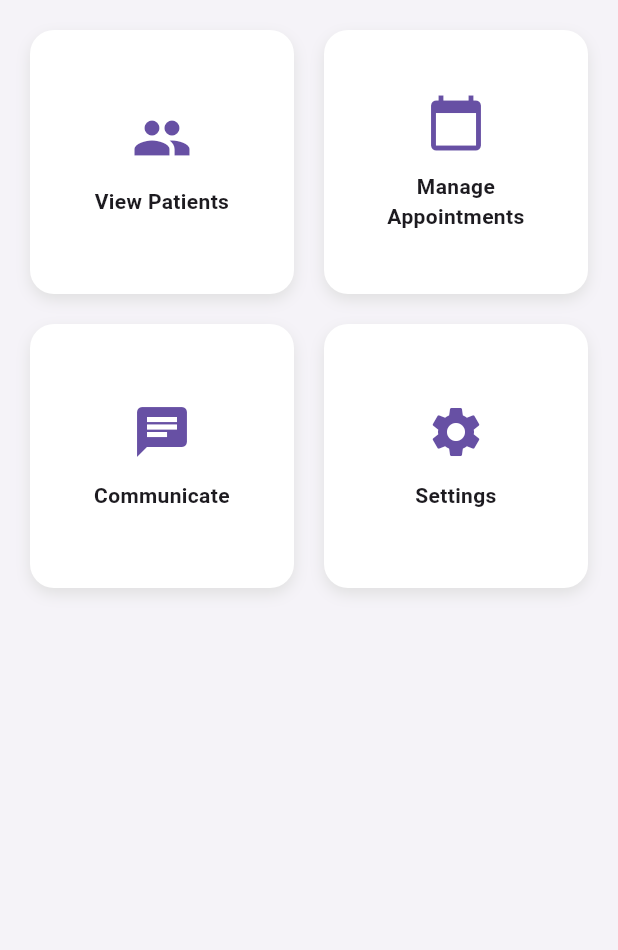
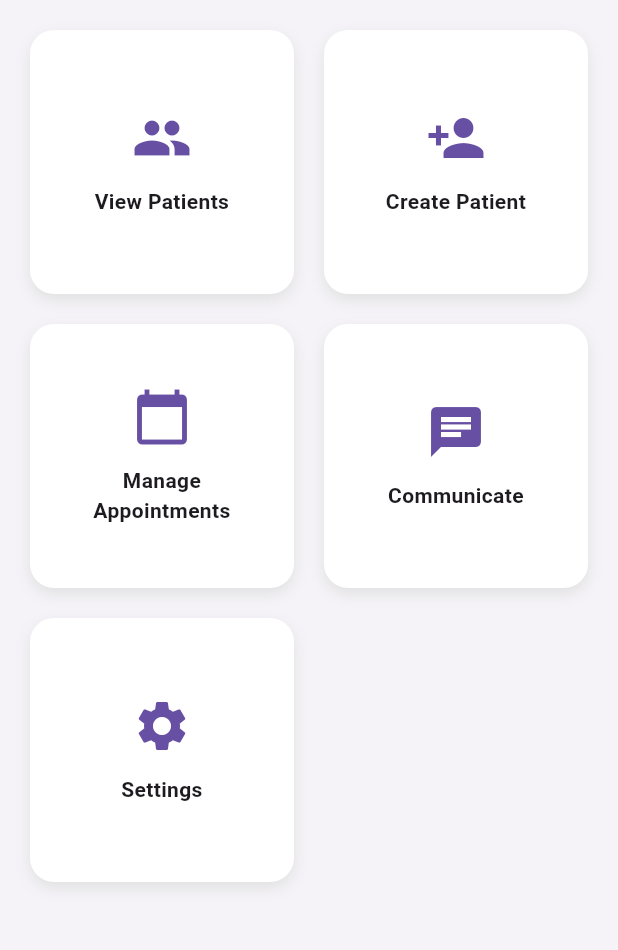
Before and after one commit to Ba-jx/safespace, a Flutter app: the DoctorDashboardScreen screen opened by its route, on a phone screen of 412 x 824 dp, the part 84-1034 px from its top. Run offline on Flutter 3.47's test engine with Material 3 defaults, Android fonts, the phone set to English and light mode, and no system bars; our stand-ins replace cloud_firestore, firebase_auth, firebase_core, table_calendar; accounts and stored records are empty.

Commit message:
Update doctor_dashboard_screen.dart

```diff
--- a/lib/screens/doctor_dashboard_screen.dart
+++ b/lib/screens/doctor_dashboard_screen.dart
@@ -23,6 +23,11 @@ class DoctorDashboardScreen extends StatelessWidget {
               icon: Icons.people,
               label: 'View Patients',
               onTap: () => Navigator.pushNamed(context, '/doctor/patients'),
+            ),
+            _DashboardTile(
+              icon: Icons.person_add,
+              label: 'Create Patient',
+              onTap: () => Navigator.pushNamed(context, '/doctor/create-patient'),
             ),
             _DashboardTile(
               icon: Icons.calendar_today,
```
